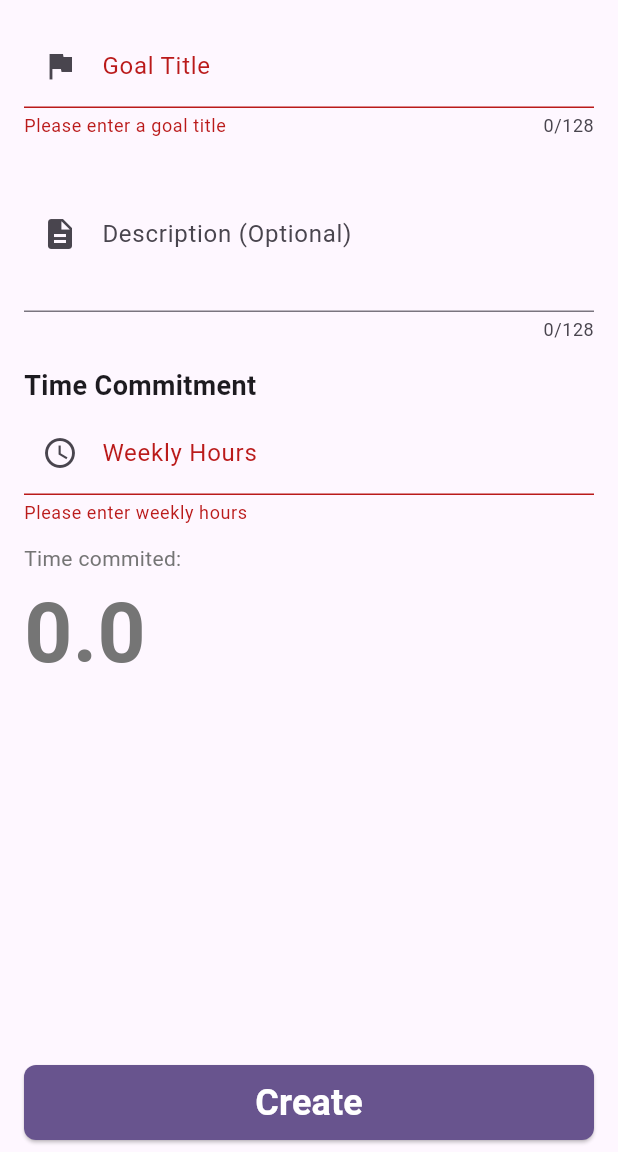
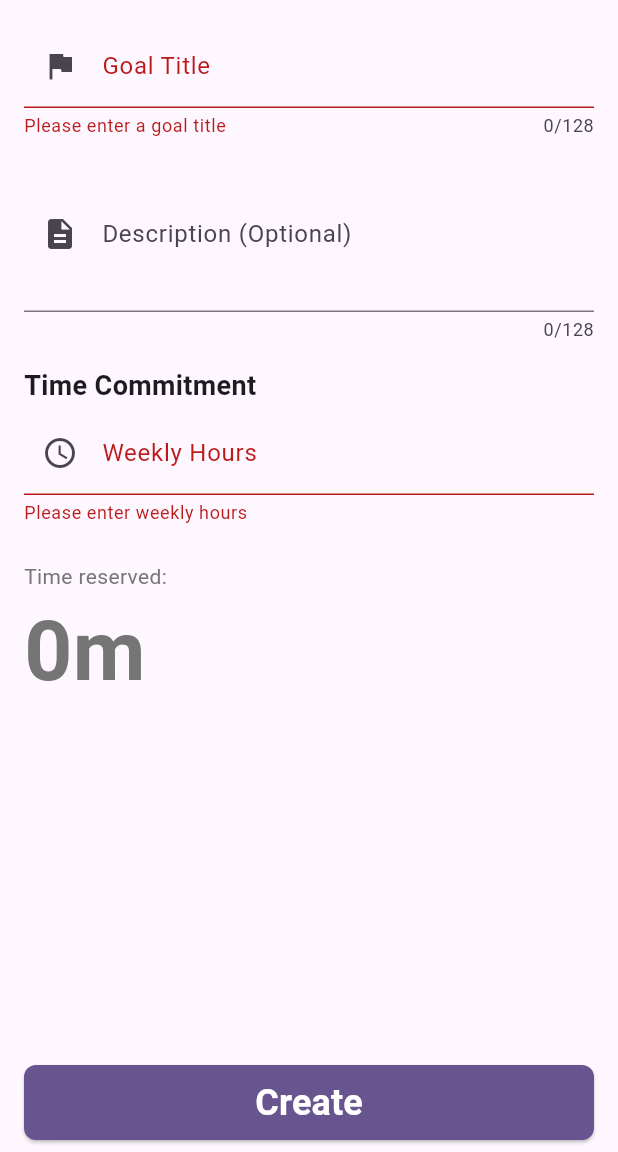
Before and after one commit to MatthewLacerda2/GoalGetter, a Flutter app: the GoalScreen screen opened directly, after a tap on "Create", on a phone screen of 412 x 824 dp, the part 84-1236 px from its top. Run offline on Flutter 3.47's test engine with Material 3 defaults, Android fonts, the phone set to English and light mode, and no system bars; our stand-ins replace font_awesome_flutter, introduction_screen, shared_preferences; accounts and stored records are empty.

Commit message:
goalId to task

```diff
--- a/frontend/lib/screens/agenda/create_task_screen.dart
+++ b/frontend/lib/screens/agenda/create_task_screen.dart
@@ -6,7 +6,8 @@ import '../../widgets/screens/goals/goal_searcher.dart';
 import '../../widgets/screens/tasks/days_of_the_week.dart';
 
 class CreateTaskScreen extends StatefulWidget {
-  const CreateTaskScreen({super.key});
+  final String? goalId;
+  const CreateTaskScreen({super.key, this.goalId});
 
   @override
   State<CreateTaskScreen> createState() => _CreateTaskScreenState();
@@ -56,7 +57,7 @@ class _CreateTaskScreenState extends State<CreateTaskScreen> {
       title: title,
       startTime: _selectedTime!,
       durationMinutes: duration,
-      goalId: _selectedGoalId,
+      goalId: widget.goalId,
       weekdays: selectedWeekdays.toList(),
     );
     await TaskStorage.saveNew(task);
--- a/frontend/lib/screens/goals/goal_screen.dart
+++ b/frontend/lib/screens/goals/goal_screen.dart
@@ -126,7 +126,6 @@ class _GoalScreenState extends State<GoalScreen> {
                 controller: _weeklyHoursController,
                 decoration: const InputDecoration(
                   labelText: 'Weekly Hours',
-                  hintText: 'e.g., 5',
                   border: UnderlineInputBorder(),
                   prefixIcon: Icon(Icons.schedule),
                   suffixText: 'hours/week',
--- a/frontend/lib/widgets/screens/goals/goal_progress_measurer.dart
+++ b/frontend/lib/widgets/screens/goals/goal_progress_measurer.dart
@@ -12,8 +12,15 @@ class GoalProgressMeasurer extends StatelessWidget {
   final String goalId;
 
   Future<String> _getReservedTime() async {
-    final totalDuration = await TaskStorage.getTotalDurationForGoal(goalId);
-    return totalDuration.toStringAsFixed(1);
+    final totalMinutes = await TaskStorage.getTotalDurationForGoal(goalId);
+
+    if (totalMinutes < 60) {
+      return '${totalMinutes}m';
+    } else {
+      final hours = totalMinutes ~/ 60;
+      final minutes = totalMinutes % 60;
+      return minutes > 0 ? '${hours}h${minutes}m' : '${hours}h';
+    }
   }
 
   //I left this as Row because i'll eventually add another text to the side
@@ -25,8 +32,9 @@ class GoalProgressMeasurer extends StatelessWidget {
           child: Column(
             crossAxisAlignment: CrossAxisAlignment.start,
             children: [
+              const SizedBox(height: 12),
               Text(
-                'Time commited:',
+                'Time reserved:',
                 style: TextStyle(
                   fontSize: 14,
                   color: Colors.grey.shade600,
```
Also changed, not shown: frontend/lib/screens/goals/create_goal_screen.dart (+16 -4 lines).
